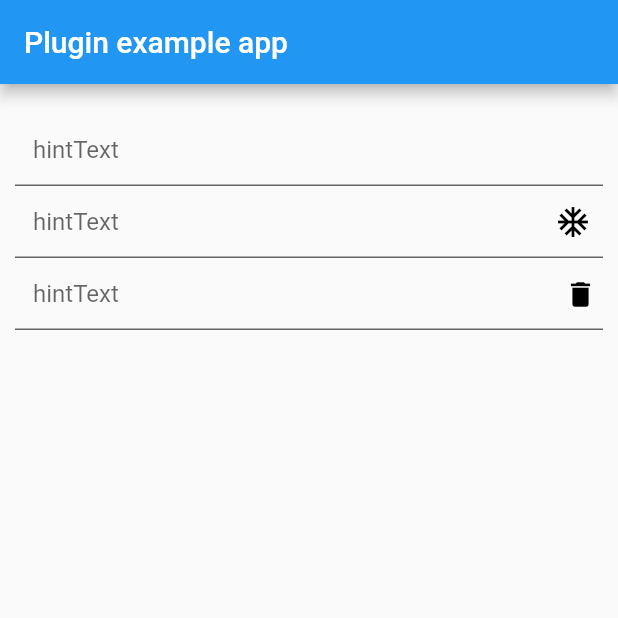
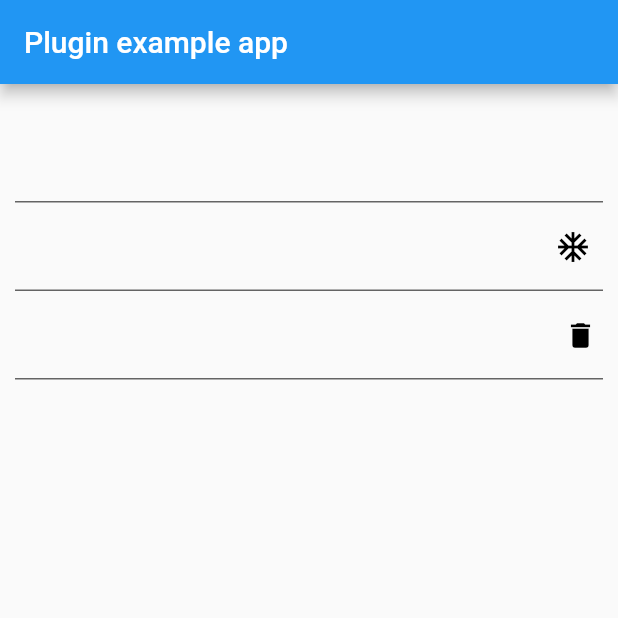
Before and after one commit to sundaysflutter/i_textfield, a Flutter app: the screen it shows after launch, on a phone screen of 412 x 824 dp, the top half of it. Run offline on Flutter 3.47's test engine with Material 2 defaults, Android fonts, the phone set to English and light mode, and no system bars.

```diff
--- a/lib/itextfield.dart
+++ b/lib/itextfield.dart
@@ -18,9 +18,12 @@ enum ITextInputType {
 }
 
 class ITextField extends StatefulWidget {
+  final bool enabled;
+  final FocusNode focusNode;
   final ITextInputType keyboardType;
   final int maxLines;
   final int maxLength;
+  final String text;
   final String hintText;
   final TextStyle hintStyle;
   final ITextFieldCallBack fieldCallBack;
@@ -39,9 +42,12 @@ class ITextField extends StatefulWidget {
 
   ITextField(
       {Key key,
+      this.enabled = true,
+      this.focusNode,
       ITextInputType keyboardType: ITextInputType.text,
       this.maxLines = 1,
       this.maxLength,
+      this.text,
       this.hintText,
       this.hintStyle,
       this.fieldCallBack,
@@ -109,10 +115,12 @@ class ITextFieldState extends State<ITextField> {
     return textType;
   }
 
-  TextEditingController mControll3 = TextEditingController();
+  TextEditingController
+      mControll3; // = TextEditingController(text: widget.text ?? '');
   @override
   void initState() {
     super.initState();
+    mControll3 = TextEditingController(text: widget.text ?? '');
   }
 
   ///输入范围
@@ -133,8 +141,13 @@ class ITextFieldState extends State<ITextField> {
   @override
   Widget build(BuildContext context) {
     TextField textField = new TextField(
+      focusNode: widget.focusNode ?? FocusNode(),
+      enabled: widget.enabled,
       controller: mControll3,
+      toolbarOptions:
+          ToolbarOptions(copy: true, cut: true, paste: true, selectAll: true),
       decoration: InputDecoration(
+          labelText: mControll3.text,
           hintStyle: widget.hintStyle,
           counterStyle: TextStyle(color: Colors.white),
           hintText: widget.hintText,
@@ -249,9 +262,12 @@ class ITextFieldState extends State<ITextField> {
 }
 
 class IButtonTextField extends StatefulWidget {
+  final bool enabled;
+  final FocusNode focusNode;
   final ITextInputType keyboardType;
   final int maxLines;
   final int maxLength;
+  final String text;
   final String hintText;
   final TextStyle hintStyle;
   final ITextFieldCallBack fieldCallBack;
@@ -266,9 +282,12 @@ class IButtonTextField extends StatefulWidget {
 
   IButtonTextField(
       {Key key,
+      this.enabled = true,
+      this.focusNode,
       ITextInputType keyboardType: ITextInputType.text,
       this.maxLines = 1,
       this.maxLength,
+      this.text = '',
       this.hintText,
       this.hintStyle,
       this.fieldCallBack,
@@ -331,10 +350,11 @@ class _IButtonTextFieldState extends State<IButtonTextField> {
     return textType;
   }
 
-  TextEditingController mControll3 = TextEditingController();
+  TextEditingController mControll3;
   @override
   void initState() {
     super.initState();
+    mControll3 = TextEditingController(text: widget.text);
   }
 
   ///输入范围
@@ -355,8 +375,13 @@ class _IButtonTextFieldState extends State<IButtonTextField> {
   @override
   Widget build(BuildContext context) {
     TextField textField = new TextField(
+      focusNode: widget.focusNode ?? FocusNode(),
+      enabled: widget.enabled,
       controller: mControll3,
+      toolbarOptions:
+          ToolbarOptions(copy: true, cut: true, paste: true, selectAll: true),
       decoration: InputDecoration(
+        labelText: mControll3.text,
         hintStyle: widget.hintStyle,
         counterStyle: TextStyle(color: Colors.white),
         hintText: widget.hintText,
```
